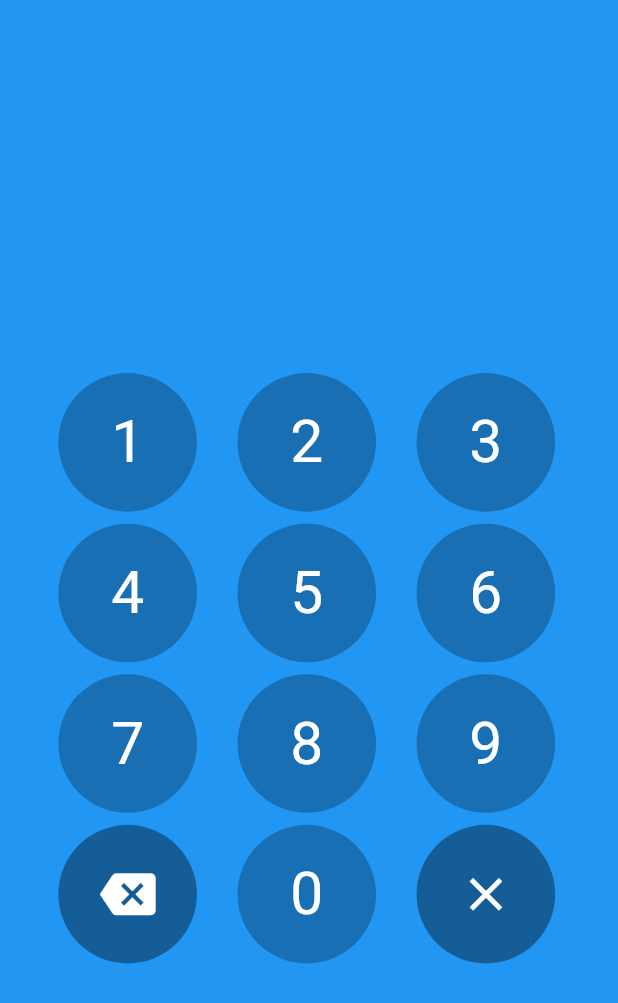
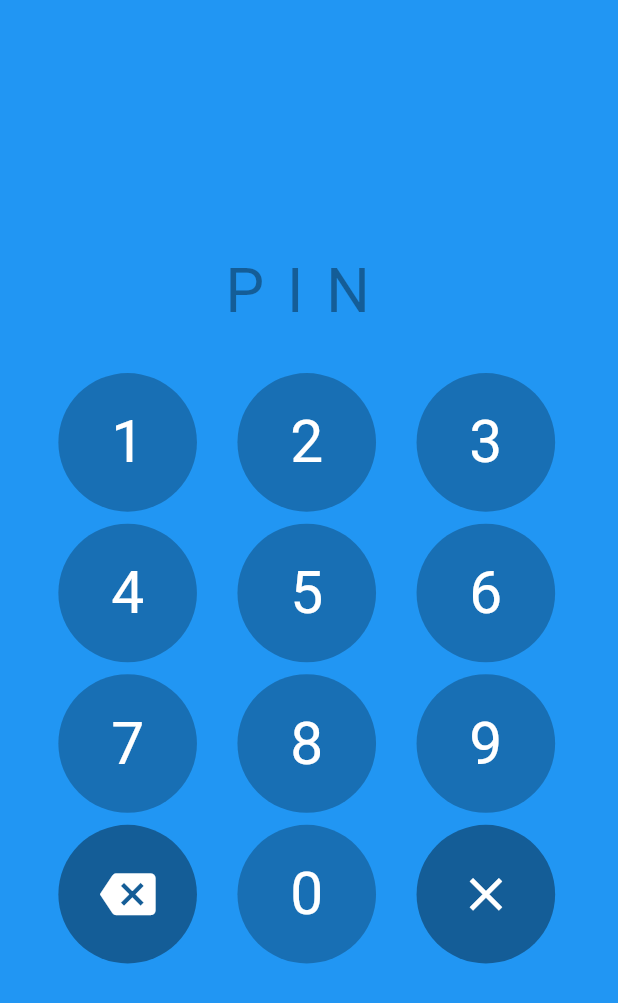
Before and after one commit to 80-20-labs/flutter-pin-pad, a Flutter app: the screen it shows after launch, on a phone screen of 412 x 824 dp. Shown: the top 1003 px of the screen. Run offline on Flutter 3.47's test engine with Material 2 defaults, Android fonts, the phone set to English and light mode, and no system bars.

Commit message:
added color customization to placeholder pin text and clear and back font colors.

```diff
--- a/lib/numpad.dart
+++ b/lib/numpad.dart
@@ -17,7 +17,11 @@ class NumPad extends StatefulWidget {
 
   /* Constructor Parameters. */
   final NumPadController controller;
-  final backgroundColor, keyColor, clearKeyColor, backKeyColor, pinInputFieldColor, numPadContentColor;
+
+  final backgroundColor, keyColor, clearKeyBackgroundColor;
+  final backKeyBackgroundColor, pinInputFieldColor, numPadContentColor;
+  final backKeyFontColor, clearKeyFontColor, pinPlaceholderColor;
+
   final int pinInputLength; // Limit how many characters can be typed.
   final String pinPlaceholder;
 
@@ -25,12 +29,15 @@ class NumPad extends StatefulWidget {
     @required this.controller,
     this.backgroundColor = Colors.blue,
     this.keyColor = Colors.black26,
-    this.clearKeyColor = Colors.black38,
-    this.backKeyColor = Colors.black38,
+    this.clearKeyBackgroundColor = Colors.black38,
+    this.clearKeyFontColor = Colors.white,
+    this.backKeyBackgroundColor = Colors.black38,
+    this.backKeyFontColor = Colors.white,
     this.numPadContentColor = Colors.white,
     this.pinInputFieldColor = Colors.black,
     this.pinInputLength = 5,
-    this.pinPlaceholder,
+    this.pinPlaceholder = "PIN",
+    this.pinPlaceholderColor,
   });
 
   @override
@@ -129,6 +136,7 @@ class _NumPadState extends State<NumPad> with SingleTickerProviderStateMixin {
                             value: _shake(),
                             child: PinInputField(
                               placeholder: widget.pinPlaceholder,
+                              placeholderColor: widget.pinPlaceholderColor,
                               color: widget.pinInputFieldColor,
                             )
                           ),
@@ -139,8 +147,10 @@ class _NumPadState extends State<NumPad> with SingleTickerProviderStateMixin {
                         margin: EdgeInsets.fromLTRB(0, 0, 0, 0),
                         child: NumPadKeyboard(
                           keyColor: widget.keyColor,
-                          clearKeyColor: widget.clearKeyColor,
-                          backKeyColor: widget.backKeyColor,
+                          clearKeyBackgroundColor: widget.clearKeyBackgroundColor,
+                          backKeyBackgroundColor: widget.backKeyBackgroundColor,
+                          backKeyFontColor: widget.backKeyFontColor,
+                          clearKeyFontColor: widget.clearKeyFontColor,
                           keyContentColor: widget.numPadContentColor,
                           pinInputController: widget.pinInputController,
                           pinInputLength: widget.pinInputLength,
--- a/lib/numpad_keyboard.dart
+++ b/lib/numpad_keyboard.dart
@@ -2,16 +2,18 @@ import 'package:flutter/material.dart';
 import './numpad_controller.dart';
 
 class NumPadKeyboard extends StatelessWidget {
-  var clearKeyColor, backKeyColor, keyColor, keyContentColor;
+  var clearKeyBackgroundColor, backKeyBackgroundColor, keyColor, keyContentColor;
+  var backKeyFontColor, clearKeyFontColor;
   final int pinInputLength;
   final TextEditingController pinInputController;
   final NumPadController numPadController;
 
   NumPadKeyboard({
     this.pinInputLength = 5,
-    this.clearKeyColor, this.backKeyColor = Colors.black38,
+    this.clearKeyBackgroundColor, this.backKeyBackgroundColor = Colors.black38,
     this.keyColor=Colors.black26,
     this.keyContentColor=Colors.white,
+    this.backKeyFontColor=Colors.white, this.clearKeyFontColor=Colors.white,
     @required this.pinInputController, this.numPadController,
   });
 
@@ -26,7 +28,7 @@ class NumPadKeyboard extends StatelessWidget {
             children: <Widget>[
               NumPadKey(
                 digit: '1',
-                keyColor: keyColor,
+                keyBackgrounColor: keyColor,
                 keyContentColor: keyContentColor,
                 onPressed: () {
                     if (pinInputController.text.length < pinInputLength)
@@ -35,7 +37,7 @@ class NumPadKeyboard extends StatelessWidget {
               ),
               NumPadKey(
                 digit: '2',
-                keyColor: keyColor,
+                keyBackgrounColor: keyColor,
                 keyContentColor: keyContentColor,
                 onPressed: () {
                     if (pinInputController.text.length < pinInputLength)
@@ -44,7 +46,7 @@ class NumPadKeyboard extends StatelessWidget {
               ),
               NumPadKey(
                 digit: '3',
-                keyColor: keyColor,
+                keyBackgrounColor: keyColor,
                 keyContentColor: keyContentColor,
                 onPressed: () {
                     if (pinInputController.text.length < pinInputLength)
@@ -61,7 +63,7 @@ class NumPadKeyboard extends StatelessWidget {
             children: <Widget>[
               NumPadKey(
                 digit: '4',
-                keyColor: keyColor,
+                keyBackgrounColor: keyColor,
                 keyContentColor: keyContentColor,
                 onPressed: () {
                     if (pinInputController.text.length < pinInputLength)
@@ -70,7 +72,7 @@ class NumPadKeyboard extends StatelessWidget {
               ),
               NumPadKey(
                 digit: '5',
-                keyColor: keyColor,
+                keyBackgrounColor: keyColor,
                 keyContentColor: keyContentColor,
                 onPressed: () {
                     if (pinInputController.text.length < pinInputLength)
@@ -79,7 +81,7 @@ class NumPadKeyboard extends StatelessWidget {
               ),
               NumPadKey(
                 digit: '6',
-                keyColor: keyColor,
+                keyBackgrounColor: keyColor,
                 keyContentColor: keyContentColor,
                 onPressed: () {
                     if (pinInputController.text.length < pinInputLength)
@@ -96,7 +98,7 @@ class NumPadKeyboard extends StatelessWidget {
             children: <Widget>[
               NumPadKey(
                 digit: '7',
-                keyColor: keyColor,
+                keyBackgrounColor: keyColor,
                 keyContentColor: keyContentColor,
                 onPressed: () {
                     if (pinInputController.text.length < pinInputLength)
@@ -105,7 +107,7 @@ class NumPadKeyboard extends StatelessWidget {
               ),
               NumPadKey(
                 digit: '8',
-                keyColor: keyColor,
+                keyBackgrounColor: keyColor,
                 keyContentColor: keyContentColor,
                 onPressed: () {
                     if (pinInputController.text.length < pinInputLength)
@@ -114,7 +116,7 @@ class NumPadKeyboard extends StatelessWidget {
               ),
               NumPadKey(
                 digit: '9',
-                keyColor: keyColor,
+                keyBackgrounColor: keyColor,
                 keyContentColor: keyContentColor,
                 onPressed: () {
                     if (pinInputController.text.length < pinInputLength)
@@ -133,10 +135,9 @@ class NumPadKeyboard extends StatelessWidget {
                   digit: Icon(
                     Icons.backspace,
                     size: 20,
-                    color: Colors.white,
+                    color: backKeyFontColor,
                   ),
-                  keyColor: backKeyColor,
-                  keyContentColor: keyContentColor,
+                  keyBackgrounColor: backKeyBackgroundColor,
                   onPressed: () {
                     String text =
                         pinInputController.text;
@@ -146,7 +147,7 @@ class NumPadKeyboard extends StatelessWidget {
               }),
               NumPadKey(
                 digit: '0',
-                keyColor: keyColor,
+                keyBackgrounColor: keyColor,
                 keyContentColor: keyContentColor,
                 onPressed: () {
                     if (pinInputController.text.length < pinInputLength)
@@ -157,11 +158,9 @@ class NumPadKeyboard extends StatelessWidget {
                   digit: Icon(
                     Icons.clear,
                     size: 20,
-                    color: Colors.white,
+                    color: clearKeyFontColor,
                   ),
-                  keyColor: clearKeyColor,
-                  keyContentColor:
-                      keyContentColor,
+                  keyBackgrounColor: clearKeyBackgroundColor,
                   onPressed: () {
                     NumPadController.shakeAnimation.forward();
                     pinInputController.clear();
@@ -202,11 +201,11 @@ class NumPadKeyContent extends StatelessWidget {
 
 class NumPadKey extends StatelessWidget {
   var digit;
-  var keyColor, keyContentColor;
+  var keyBackgrounColor, keyContentColor;
   final Function onPressed;
 
   NumPadKey(
-      {this.digit, this.keyColor, this.keyContentColor, this.onPressed});
+      {this.digit, this.keyBackgrounColor, this.keyContentColor, this.onPressed});
 
   @override
   Widget build(BuildContext context) {
@@ -221,7 +220,7 @@ class NumPadKey extends StatelessWidget {
           fit: BoxFit.cover,
           child: FlatButton(
             padding: EdgeInsets.all(margin),
-            color: keyColor,
+            color: keyBackgrounColor,
             shape: CircleBorder(),
             child: NumPadKeyContent(content: digit, color: keyContentColor),
             /* Append new digit to current text string. */
--- a/lib/pin_input_field.dart
+++ b/lib/pin_input_field.dart
@@ -3,10 +3,10 @@ import 'package:provider/provider.dart';
 import 'package:vector_math/vector_math_64.dart' as vector_math;
 
 class PinInputField extends StatelessWidget {
-  var color;
+  var color, placeholderColor;
   final String placeholder;
 
-  PinInputField({this.color, this.placeholder});
+  PinInputField({this.color, this.placeholder, this.placeholderColor});
 
   @override
   Widget build(BuildContext context) {
@@ -29,6 +29,7 @@ class PinInputField extends StatelessWidget {
           decoration: InputDecoration(
             border: InputBorder.none,
             hintText: placeholder,
+            hintStyle: TextStyle(color: placeholderColor)
           ),
         ),
       ),
```
